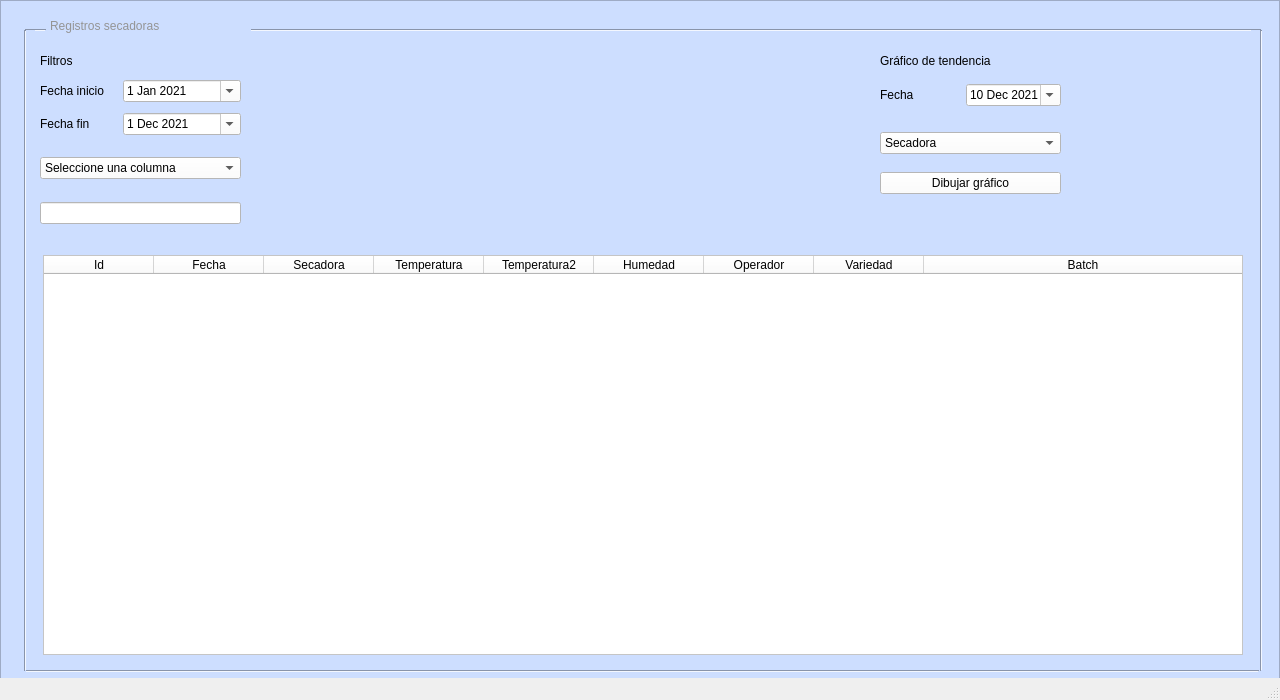
Qt form ui/main.ui (leofravega51/secadoras-adecco) before a commit.
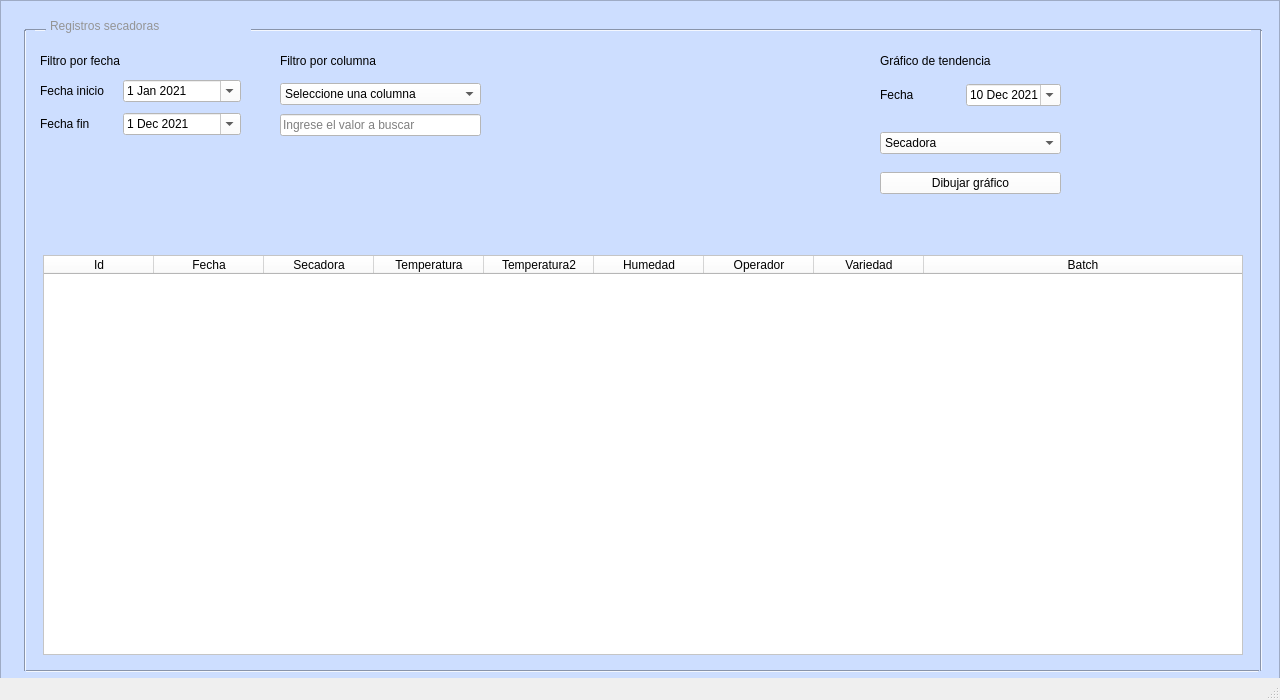
The same form after that commit. Icons and pictures are not drawn.

Commit message: Changes on distribution of filters

```diff
--- a/ui/main.ui
+++ b/ui/main.ui
@@ -291,10 +291,10 @@
     <widget class="QWidget" name="verticalLayoutWidget">
      <property name="geometry">
       <rect>
-       <x>40</x>
-       <y>140</y>
+       <x>280</x>
+       <y>80</y>
        <width>201</width>
-       <height>101</height>
+       <height>61</height>
       </rect>
      </property>
      <layout class="QVBoxLayout" name="selectFilterLayout">
@@ -355,6 +355,9 @@
          <string notr="true">background-color: rgb(255, 255, 255);
 font: 75 12pt &quot;Arial Narrow&quot;;</string>
         </property>
+        <property name="placeholderText">
+         <string>Ingrese el valor a buscar</string>
+        </property>
        </widget>
       </item>
      </layout>
@@ -429,7 +432,7 @@
       <rect>
        <x>40</x>
        <y>50</y>
-       <width>41</width>
+       <width>101</width>
        <height>21</height>
       </rect>
      </property>
@@ -437,7 +440,7 @@
       <string notr="true">font: 75 14pt &quot;Arial Narrow&quot;;</string>
      </property>
      <property name="text">
-      <string>Filtros</string>
+      <string>Filtro por fecha</string>
      </property>
     </widget>
     <widget class="QWidget" name="gridLayoutWidget">
@@ -603,6 +606,22 @@
       <bool>true</bool>
      </property>
     </widget>
+    <widget class="QLabel" name="labelFilterByColumn">
+     <property name="geometry">
+      <rect>
+       <x>280</x>
+       <y>50</y>
+       <width>131</width>
+       <height>21</height>
+      </rect>
+     </property>
+     <property name="styleSheet">
+      <string notr="true">font: 75 14pt &quot;Arial Narrow&quot;;</string>
+     </property>
+     <property name="text">
+      <string>Filtro por columna</string>
+     </property>
+    </widget>
     <zorder>dataTable</zorder>
     <zorder>formLayoutWidget</zorder>
     <zorder>verticalLayoutWidget</zorder>
```
Left out of the diff: 5 changed lines with no effect on the pictures.
